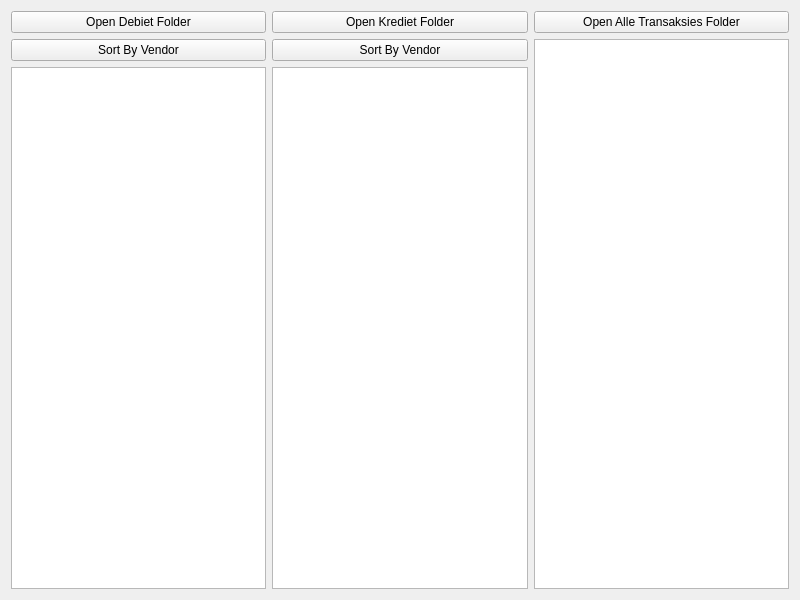
This is form.ui in dschoonwinkel/StateAnalise as Qt 5 draws it before an edit. The edited form follows.
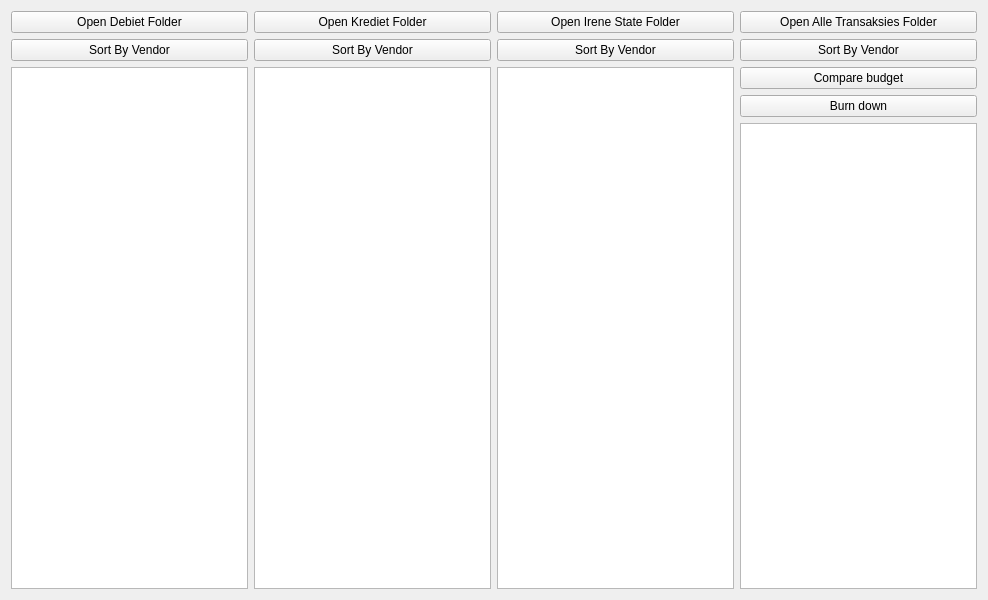
This is the edited form.

Commit message: Added IreneState to analysis. Started on compare budget to actuals analysis

Patch:
```diff
--- a/form.ui
+++ b/form.ui
@@ -6,7 +6,7 @@
    <rect>
     <x>0</x>
     <y>0</y>
-    <width>800</width>
+    <width>988</width>
     <height>600</height>
    </rect>
   </property>
@@ -60,6 +60,27 @@
          </item>
         </layout>
        </item>
+       <item>
+        <layout class="QVBoxLayout" name="IreneStateVerticalLayout">
+         <item>
+          <widget class="QPushButton" name="buttonIreneOpenFolder">
+           <property name="text">
+            <string>Open Irene State Folder</string>
+           </property>
+          </widget>
+         </item>
+         <item>
+          <widget class="QPushButton" name="buttonIreneSortVendor">
+           <property name="text">
+            <string>Sort By Vendor</string>
+           </property>
+          </widget>
+         </item>
+         <item>
+          <widget class="QListView" name="listViewIrene"/>
+         </item>
+        </layout>
+       </item>
        <item>
         <layout class="QVBoxLayout" name="AlleTransaskiesVerticalLayout">
          <item>
@@ -69,6 +90,27 @@
            </property>
           </widget>
          </item>
+         <item>
+          <widget class="QPushButton" name="buttonAlleSortVendor">
+           <property name="text">
+            <string>Sort By Vendor</string>
+           </property>
+          </widget>
+         </item>
+         <item>
+          <widget class="QPushButton" name="buttonCompareBudget">
+           <property name="text">
+            <string>Compare budget</string>
+           </property>
+          </widget>
+         </item>
+         <item>
+          <widget class="QPushButton" name="buttonBurnDown">
+           <property name="text">
+            <string>Burn down</string>
+           </property>
+          </widget>
+         </item>
          <item>
           <widget class="QListView" name="ListViewAlleTranFiles"/>
          </item>
```
The commit also changes 9 other files.
